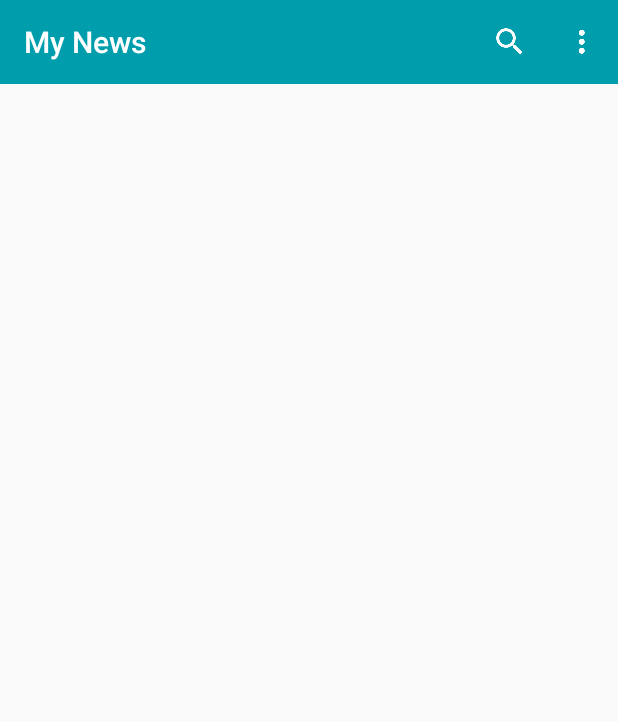
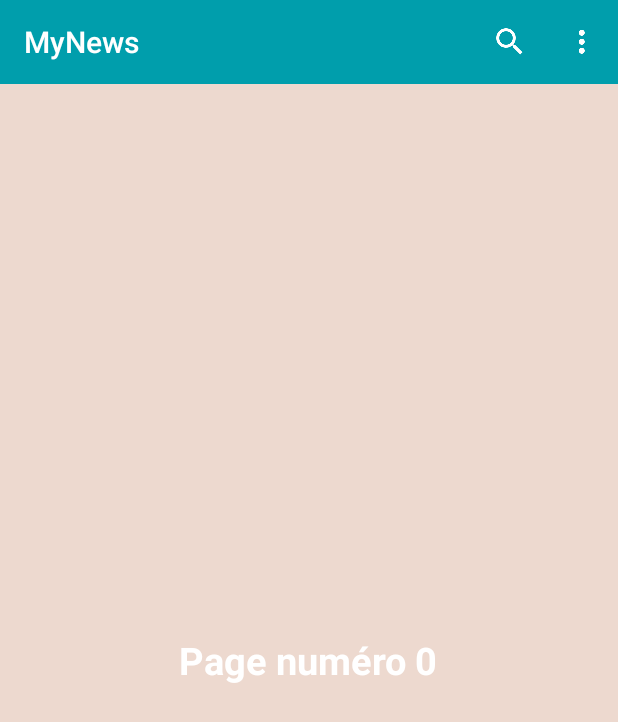
Before and after one commit to JohanneBoisvilliers/MyNews, an Android app: the screen it shows after launch (MainActivity), on a phone screen of 412 x 824 dp. Shown: the top 722 px of the screen. Run offline under Robolectric (Android 15) with nearby library versions, the phone set to English and light mode, and no system bars; our stand-ins replace ButterKnife.

```diff
--- a/app/build.gradle
+++ b/app/build.gradle
@@ -1,7 +1,7 @@
 apply plugin: 'com.android.application'
 
 android {
-    compileSdkVersion 'android-P'
+    compileSdkVersion 27
     defaultConfig {
         applicationId "com.example.jbois.mynews"
         minSdkVersion 19
@@ -22,6 +22,9 @@ dependencies {
     implementation fileTree(include: ['*.jar'], dir: 'libs')
     implementation 'com.android.support:appcompat-v7:27.1.1'
     implementation 'com.android.support.constraint:constraint-layout:1.1.2'
+    implementation 'com.android.support:support-v4:27.1.1'
+    implementation 'com.jakewharton:butterknife:8.8.1'
+    annotationProcessor 'com.jakewharton:butterknife-compiler:8.8.1'
     testImplementation 'junit:junit:4.12'
     androidTestImplementation 'com.android.support.test:runner:1.0.2'
     androidTestImplementation 'com.android.support.test.espresso:espresso-core:3.0.2'
--- a/app/src/main/AndroidManifest.xml
+++ b/app/src/main/AndroidManifest.xml
@@ -9,7 +9,7 @@
         android:roundIcon="@mipmap/ic_launcher_round"
         android:supportsRtl="true"
         android:theme="@style/AppTheme" >
-        <activity android:name=".MainActivity" >
+        <activity android:name=".Controllers.Activities.MainActivity" >
             <intent-filter>
                 <action android:name="android.intent.action.MAIN" />
 
--- a/app/src/main/java/com/example/jbois/mynews/MainActivity.java
+++ b/app/src/main/java/com/example/jbois/mynews/Controllers/Activities/MainActivity.java
@@ -1,11 +1,21 @@
-package com.example.jbois.mynews;
+package com.example.jbois.mynews.Controllers.Activities;
 
+import android.support.v4.view.ViewPager;
 import android.support.v7.app.AppCompatActivity;
 import android.os.Bundle;
 import android.support.v7.widget.Toolbar;
 import android.view.Menu;
 
+import com.example.jbois.mynews.Controllers.Adapters.PageAdapter;
+import com.example.jbois.mynews.R;
+
+import butterknife.BindView;
+import butterknife.ButterKnife;
+
 public class MainActivity extends AppCompatActivity {
+
+    @BindView(R.id.activity_main_toolbar) Toolbar toolbar;
+    @BindView(R.id.activity_main_viewpager)ViewPager pager;
 
     @Override
     protected void onCreate(Bundle savedInstanceState) {
@@ -13,6 +23,7 @@ public class MainActivity extends AppCompatActivity {
         setContentView(R.layout.activity_main);
 
         this.configureToolbar();
+        this.configureViewPager();
     }
 
     @Override
@@ -24,8 +35,15 @@ public class MainActivity extends AppCompatActivity {
     // That method configure the toolbar (serialize & sets it)
     private void configureToolbar(){
         // Get the toolbar view inside the activity layout
-        Toolbar toolbar = (Toolbar) findViewById(R.id.activity_main_toolbar);
+        ButterKnife.bind(this);
         // Sets the Toolbar
         setSupportActionBar(toolbar);
     }
+    private void configureViewPager(){
+        //Get ViewPager from layout
+        ButterKnife.bind(this);
+        //Set Adapter PageAdapter and glue it to viewpager
+        pager.setAdapter(new PageAdapter(getSupportFragmentManager(), getResources().getIntArray(R.array.colorPagesViewPager)) {
+        });
+    }
 }
--- /dev/null
+++ b/app/src/main/java/com/example/jbois/mynews/Controllers/Adapters/PageAdapter.java
@@ -0,0 +1,28 @@
+package com.example.jbois.mynews.Controllers.Adapters;
+
+import android.support.v4.app.Fragment;
+import android.support.v4.app.FragmentManager;
+import android.support.v4.app.FragmentStatePagerAdapter;
+
+import com.example.jbois.mynews.Controllers.Fragments.BaseFragment;
+
+public class PageAdapter extends FragmentStatePagerAdapter {
+
+    private int[] colors;
+    //Constructor
+    public PageAdapter(FragmentManager mgr, int[] colors) {
+        super(mgr);
+        this.colors = colors;
+    }
+    //Method that get the position of the actual page in the viewpager
+    @Override
+    public Fragment getItem(int position) {
+        //Page to return
+        return(BaseFragment.newInstance(position, this.colors[position]));
+    }
+
+    @Override
+    public int getCount() {
+        return (8);
+    }
+}
--- /dev/null
+++ b/app/src/main/java/com/example/jbois/mynews/Controllers/Fragments/BaseFragment.java
@@ -0,0 +1,66 @@
+package com.example.jbois.mynews.Controllers.Fragments;
+
+
+import android.os.Bundle;
+import android.support.v4.app.Fragment;
+import android.util.Log;
+import android.view.LayoutInflater;
+import android.view.View;
+import android.view.ViewGroup;
+import android.widget.LinearLayout;
+import android.widget.TextView;
+
+import com.example.jbois.mynews.R;
+
+import butterknife.BindView;
+import butterknife.ButterKnife;
+
+/**
+ * A simple {@link Fragment} subclass.
+ */
+public class BaseFragment extends Fragment {
+
+    //Create keys for our Bundle
+    private static final String KEY_POSITION="position";
+    private static final String KEY_COLOR="color";
+
+    @BindView(R.id.fragment_base_rootview) LinearLayout baseView;
+    @BindView(R.id.base_fragment_title) TextView textView;
+
+    public BaseFragment() { }
+    //Method that will create a new instance of BaseFragment, and add data to its bundle.
+    public static BaseFragment newInstance(int position, int color) {
+
+        // 2.1 Create new fragment
+        BaseFragment frag = new BaseFragment();
+
+        // 2.2 Create bundle and add it some data
+        Bundle args = new Bundle();
+        args.putInt(KEY_POSITION, position);
+        args.putInt(KEY_COLOR, color);
+        frag.setArguments(args);
+
+        return(frag);
+    }
+
+    @Override
+    public View onCreateView(LayoutInflater inflater, ViewGroup container, Bundle savedInstanceState) {
+
+        //Get layout of BaseFragment
+        View result = inflater.inflate(R.layout.fragment_base, container, false);
+
+        //Get the base view from layout and serialise it
+        ButterKnife.bind(this, result);
+
+        //Get data from Bundle (created in method newInstance)
+        int position = getArguments().getInt(KEY_POSITION, -1);
+        int color = getArguments().getInt(KEY_COLOR, -1);
+
+        //Update base view with it
+        baseView.setBackgroundColor(color);
+        textView.setText("Page numéro "+position);
+
+        return result;
+    }
+
+}
--- a/app/src/main/res/layout/activity_main.xml
+++ b/app/src/main/res/layout/activity_main.xml
@@ -5,7 +5,7 @@
     android:layout_width="match_parent"
     android:layout_height="match_parent"
     android:orientation="vertical"
-    tools:context=".MainActivity">
+    tools:context=".Controllers.Activities.MainActivity">
 
     <android.support.v7.widget.Toolbar
         android:id="@+id/activity_main_toolbar"
@@ -13,7 +13,12 @@
         android:layout_width="match_parent"
         android:layout_height="wrap_content"
         app:titleTextColor="@android:color/white"
-        android:background="?attr/colorPrimary"
-        app:title="My News"/>
+        android:background="?attr/colorPrimary"/>
+
+    <android.support.v4.view.ViewPager
+        xmlns:android="http://schemas.android.com/apk/res/android"
+        android:id="@+id/activity_main_viewpager"
+        android:layout_width="match_parent"
+        android:layout_height="match_parent"/>
 
 </LinearLayout>
--- /dev/null
+++ b/app/src/main/res/layout/fragment_base.xml
@@ -0,0 +1,19 @@
+<LinearLayout
+    android:id="@+id/fragment_base_rootview"
+    xmlns:android="http://schemas.android.com/apk/res/android"
+    xmlns:tools="http://schemas.android.com/tools"
+    android:layout_width="match_parent"
+    android:layout_height="match_parent"
+    tools:context="com.example.jbois.mynews.Controllers.Activities.MainActivity"
+    android:gravity="center">
+
+    <TextView
+        android:id="@+id/base_fragment_title"
+        android:layout_width="wrap_content"
+        android:layout_height="wrap_content"
+        android:layout_margin="20dip"
+        android:textSize="25sp"
+        android:textStyle="bold"
+        android:textColor="#fff"/>
+
+</LinearLayout>
--- a/app/src/main/res/values/colors.xml
+++ b/app/src/main/res/values/colors.xml
@@ -3,4 +3,16 @@
     <color name="colorPrimary">#3F51B5</color>
     <color name="colorPrimaryDark">#303F9F</color>
     <color name="colorAccent">#FF4081</color>
+
+    <!-- Array of colors that will be used by ViewPager as background colors -->
+    <array name="colorPagesViewPager">
+        <item>#EDD9CF</item>
+        <item>#BED4D6</item>
+        <item>#ADCEB7</item>
+        <item>#F7CF8B</item>
+        <item>#FD96A2</item>
+        <item>#EDD9CF</item>
+        <item>#BED4D6</item>
+        <item>#ADCEB7</item>
+    </array>
 </resources>
--- a/app/src/main/res/values/strings.xml
+++ b/app/src/main/res/values/strings.xml
@@ -1,3 +1,6 @@
 <resources>
     <string name="app_name">MyNews</string>
+
+    <!-- TODO: Remove or change this placeholder text -->
+    <string name="hello_blank_fragment">Hello blank fragment</string>
 </resources>
--- a/build.gradle
+++ b/build.gradle
@@ -7,7 +7,7 @@ buildscript {
         jcenter()
     }
     dependencies {
-        classpath 'com.android.tools.build:gradle:3.1.3'
+        classpath 'com.android.tools.build:gradle:3.1.4'
 
 
         // NOTE: Do not place your application dependencies here; they belong
```
